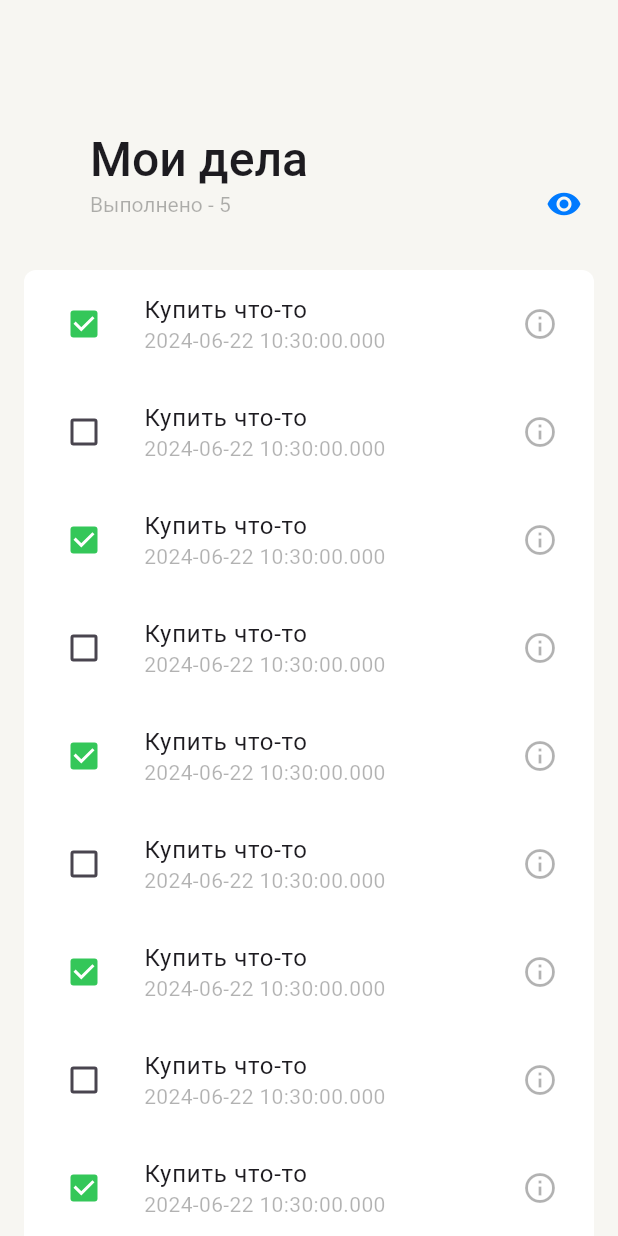
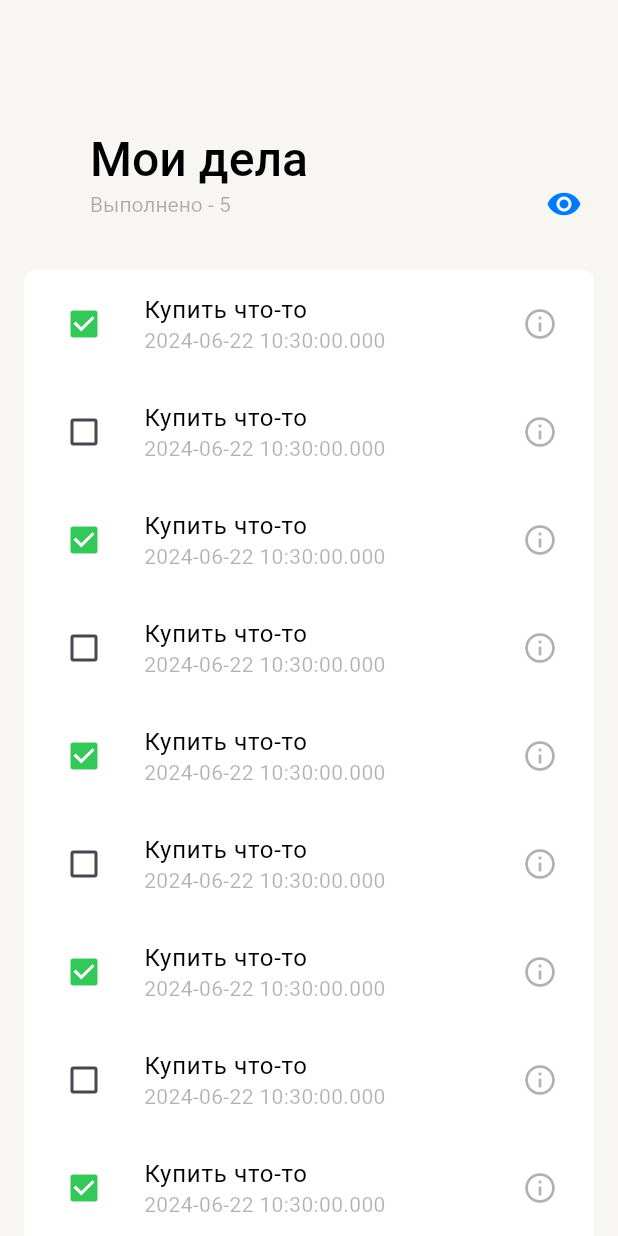
Before and after one commit to Glitchy-Sheep/YetAnotherTodo, a Flutter app: the screen it shows after launch, on a phone screen of 412 x 824 dp. Run offline on Flutter 3.47's test engine with Material 3 defaults, Android fonts, the phone set to English and light mode, and no system bars; our stand-ins replace logger.

Commit message:
Fix design colors of text

```diff
--- a/lib/uikit/app_text_style.dart
+++ b/lib/uikit/app_text_style.dart
@@ -6,41 +6,55 @@ import 'package:yet_another_todo/uikit/colors.dart';
 /// App Text Style contains all
 /// typography styles used in the app
 enum AppTextStyle {
-  largeTitle(TextStyle(
+  largeTitle(
+    TextStyle(
       fontSize: 32.0,
       height: 32 / 38,
       fontWeight: FontWeight.w500,
       fontFamily: "Roboto",
-  )),
+      color: ColorPalette.lightLabelPrimary,
+    ),
+  ),
 
-  mediumTitle(TextStyle(
+  mediumTitle(
+    TextStyle(
       fontSize: 20.0,
       height: 20 / 32,
       fontWeight: FontWeight.w500,
       fontFamily: "Roboto",
-  )),
+      color: ColorPalette.lightLabelPrimary,
+    ),
+  ),
 
-  buttonText(TextStyle(
+  buttonText(
+    TextStyle(
       fontSize: 14.0,
       height: 14 / 24,
       fontWeight: FontWeight.w500,
       fontFamily: "Roboto",
-  )),
+      color: ColorPalette.lightLabelPrimary,
+    ),
+  ),
 
-  bodyText(TextStyle(
+  bodyText(
+    TextStyle(
       fontSize: 16.0,
       height: 16 / 20,
       fontWeight: FontWeight.w400,
       fontFamily: "Roboto",
-  )),
+      color: ColorPalette.lightLabelPrimary,
+    ),
+  ),
 
-  subheadText(TextStyle(
+  subheadText(
+    TextStyle(
       fontSize: 14.0,
       height: 14 / 20,
       fontFamily: "Roboto",
       fontWeight: FontWeight.w400,
       color: ColorPalette.lightLabelTertiary,
-  ));
+    ),
+  );
 
   final TextStyle value;
 
```
Lines whose indentation alone changed are shown as unchanged.
